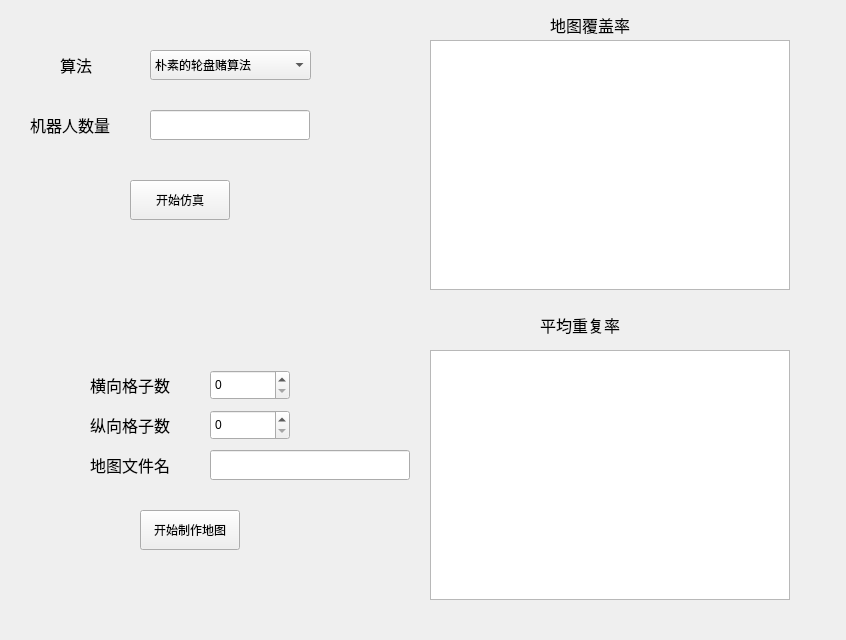
Qt form main/main.ui (KezhiAdore/MultiRobots_CoverMap) before a commit.
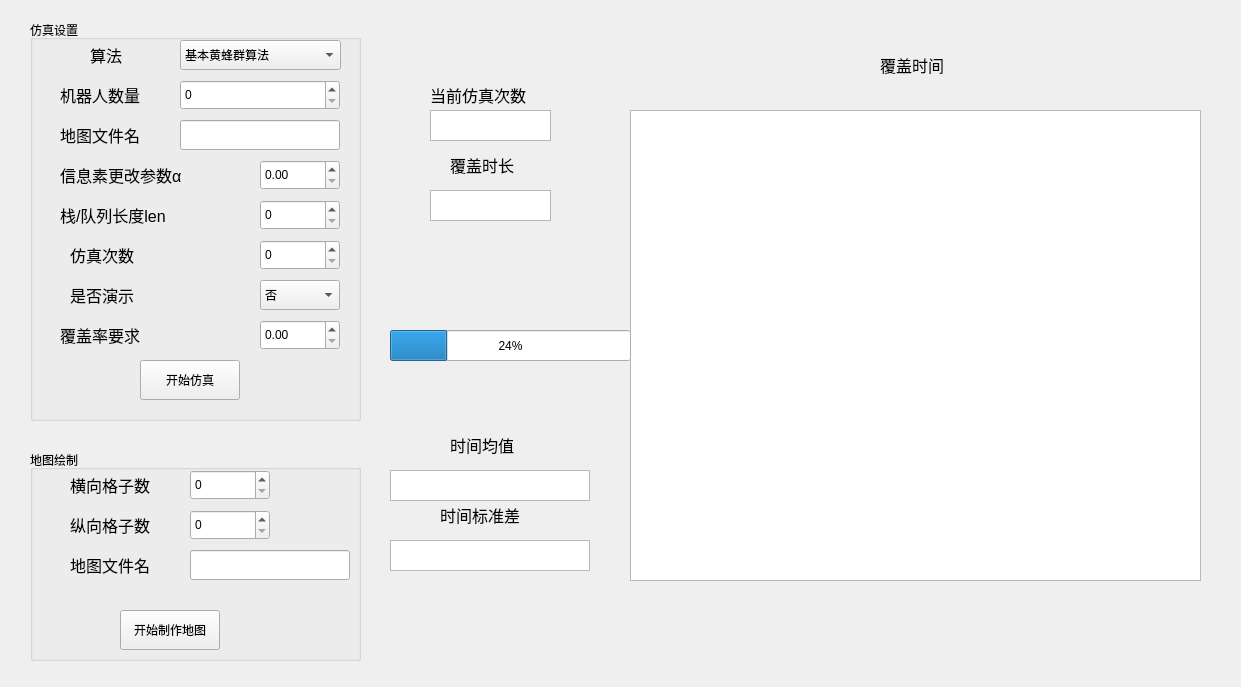
The same form after that commit. Custom widgets are drawn as their Qt base class.

Commit message:
多机器人覆盖正式版1.0
功能：
1.地图制作与显示
2.多种算法进行模拟仿真：①黄蜂群算法②启发式黄蜂群算法③深度优先搜索④栈限长的dfs⑤队列限长的dfs

Diff of the .ui file:
```diff
--- a/main/main.ui
+++ b/main/main.ui
@@ -6,56 +6,61 @@
    <rect>
     <x>0</x>
     <y>0</y>
-    <width>846</width>
-    <height>640</height>
+    <width>1241</width>
+    <height>687</height>
    </rect>
   </property>
   <property name="windowTitle">
-   <string>Form</string>
+   <string>多机器人覆盖仿真</string>
   </property>
-  <widget class="QPushButton" name="Simulation">
-   <property name="geometry">
-    <rect>
-     <x>130</x>
-     <y>180</y>
-     <width>100</width>
-     <height>40</height>
-    </rect>
-   </property>
-   <property name="text">
-    <string>开始仿真</string>
-   </property>
-  </widget>
+  <property name="styleSheet">
+   <string notr="true"/>
+  </property>
   <widget class="QComboBox" name="Algorithm">
    <property name="geometry">
     <rect>
-     <x>150</x>
-     <y>50</y>
+     <x>180</x>
+     <y>40</y>
      <width>161</width>
      <height>30</height>
     </rect>
    </property>
    <item>
     <property name="text">
-     <string>朴素的轮盘赌算法</string>
+     <string>基本黄蜂群算法</string>
     </property>
    </item>
    <item>
     <property name="text">
-     <string>黄蜂群算法</string>
+     <string>启发式黄蜂群</string>
     </property>
    </item>
    <item>
     <property name="text">
-     <string>DFS算法</string>
+     <string>深度优先搜索</string>
+    </property>
+   </item>
+   <item>
+    <property name="text">
+     <string>栈限长dfs</string>
+    </property>
+   </item>
+   <item>
+    <property name="text">
+     <string>队列限长dfs</string>
+    </property>
+   </item>
+   <item>
+    <property name="text">
+     <string>直接轮盘赌</string>
     </property>
    </item>
   </widget>
   <widget class="QLabel" name="label">
    <property name="geometry">
     <rect>
-     <x>60</x>
-     <y>50</y>
+     <x>90</x>
+     <y>40</y>
      <width>40</width>
      <height>30</height>
     </rect>
@@ -75,8 +80,8 @@
   <widget class="QLabel" name="label_2">
    <property name="geometry">
     <rect>
-     <x>30</x>
-     <y>110</y>
+     <x>60</x>
+     <y>80</y>
      <width>100</width>
      <height>30</height>
     </rect>
@@ -90,31 +95,21 @@
     <string>机器人数量</string>
    </property>
   </widget>
-  <widget class="QLineEdit" name="Robot_num">
+  <widget class="PlotWidget" name="Coverage_time">
    <property name="geometry">
     <rect>
-     <x>150</x>
+     <x>630</x>
      <y>110</y>
-     <width>160</width>
-     <height>30</height>
-    </rect>
-   </property>
-  </widget>
-  <widget class="QGraphicsView" name="Map_coverage">
-   <property name="geometry">
-    <rect>
-     <x>430</x>
-     <y>40</y>
-     <width>360</width>
-     <height>250</height>
+     <width>571</width>
+     <height>471</height>
     </rect>
    </property>
   </widget>
   <widget class="QLabel" name="label_3">
    <property name="geometry">
     <rect>
-     <x>550</x>
-     <y>10</y>
+     <x>880</x>
+     <y>50</y>
      <width>100</width>
      <height>30</height>
     </rect>
@@ -125,43 +120,14 @@
     </font>
    </property>
    <property name="text">
-    <string>地图覆盖率</string>
-   </property>
-  </widget>
-  <widget class="QLabel" name="label_4">
-   <property name="geometry">
-    <rect>
-     <x>540</x>
-     <y>310</y>
-     <width>100</width>
-     <height>30</height>
-    </rect>
-   </property>
-   <property name="font">
-    <font>
-     <family>Adobe 宋体 Std L</family>
-     <pointsize>12</pointsize>
-    </font>
-   </property>
-   <property name="text">
-    <string>平均重复率</string>
-   </property>
-  </widget>
-  <widget class="QGraphicsView" name="Repetition_rate">
-   <property name="geometry">
-    <rect>
-     <x>430</x>
-     <y>350</y>
-     <width>360</width>
-     <height>250</height>
-    </rect>
+    <string>覆盖时间</string>
    </property>
   </widget>
   <widget class="QSpinBox" name="Map_ylen">
    <property name="geometry">
     <rect>
-     <x>210</x>
-     <y>370</y>
+     <x>190</x>
+     <y>470</y>
      <width>80</width>
      <height>30</height>
     </rect>
@@ -173,8 +139,8 @@
   <widget class="QSpinBox" name="Map_xlen">
    <property name="geometry">
     <rect>
-     <x>210</x>
-     <y>410</y>
+     <x>190</x>
+     <y>510</y>
      <width>80</width>
      <height>30</height>
     </rect>
@@ -186,8 +152,8 @@
   <widget class="QLabel" name="label_5">
    <property name="geometry">
     <rect>
-     <x>90</x>
-     <y>370</y>
+     <x>70</x>
+     <y>470</y>
      <width>100</width>
      <height>30</height>
     </rect>
@@ -204,8 +170,8 @@
   <widget class="QLabel" name="label_6">
    <property name="geometry">
     <rect>
-     <x>90</x>
-     <y>410</y>
+     <x>70</x>
+     <y>510</y>
      <width>100</width>
      <height>30</height>
     </rect>
@@ -222,8 +188,8 @@
   <widget class="QPushButton" name="Make_map">
    <property name="geometry">
     <rect>
-     <x>140</x>
-     <y>510</y>
+     <x>120</x>
+     <y>610</y>
      <width>100</width>
      <height>40</height>
     </rect>
@@ -232,12 +198,12 @@
     <string>开始制作地图</string>
    </property>
   </widget>
-  <widget class="QLineEdit" name="Map_filename">
+  <widget class="QLineEdit" name="Map_filename_write">
    <property name="geometry">
     <rect>
-     <x>210</x>
-     <y>450</y>
-     <width>200</width>
+     <x>190</x>
+     <y>550</y>
+     <width>160</width>
      <height>30</height>
     </rect>
    </property>
@@ -245,8 +211,356 @@
   <widget class="QLabel" name="label_7">
    <property name="geometry">
     <rect>
-     <x>90</x>
+     <x>70</x>
+     <y>550</y>
+     <width>100</width>
+     <height>30</height>
+    </rect>
+   </property>
+   <property name="font">
+    <font>
+     <pointsize>12</pointsize>
+    </font>
+   </property>
+   <property name="text">
+    <string>地图文件名</string>
+   </property>
+  </widget>
+  <widget class="QLabel" name="label_8">
+   <property name="geometry">
+    <rect>
+     <x>60</x>
+     <y>120</y>
+     <width>100</width>
+     <height>30</height>
+    </rect>
+   </property>
+   <property name="font">
+    <font>
+     <pointsize>12</pointsize>
+    </font>
+   </property>
+   <property name="text">
+    <string>地图文件名</string>
+   </property>
+  </widget>
+  <widget class="QLineEdit" name="Map_filename_read">
+   <property name="geometry">
+    <rect>
+     <x>180</x>
+     <y>120</y>
+     <width>160</width>
+     <height>30</height>
+    </rect>
+   </property>
+  </widget>
+  <widget class="QLabel" name="label_9">
+   <property name="geometry">
+    <rect>
+     <x>60</x>
+     <y>160</y>
+     <width>160</width>
+     <height>30</height>
+    </rect>
+   </property>
+   <property name="font">
+    <font>
+     <pointsize>12</pointsize>
+    </font>
+   </property>
+   <property name="text">
+    <string>信息素更改参数α</string>
+   </property>
+  </widget>
+  <widget class="QDoubleSpinBox" name="Alpha">
+   <property name="geometry">
+    <rect>
+     <x>260</x>
+     <y>160</y>
+     <width>80</width>
+     <height>30</height>
+    </rect>
+   </property>
+  </widget>
+  <widget class="QSpinBox" name="Robot_num">
+   <property name="geometry">
+    <rect>
+     <x>180</x>
+     <y>80</y>
+     <width>160</width>
+     <height>30</height>
+    </rect>
+   </property>
+  </widget>
+  <widget class="QLabel" name="label_13">
+   <property name="geometry">
+    <rect>
+     <x>430</x>
+     <y>80</y>
+     <width>120</width>
+     <height>30</height>
+    </rect>
+   </property>
+   <property name="font">
+    <font>
+     <pointsize>12</pointsize>
+    </font>
+   </property>
+   <property name="text">
+    <string>当前仿真次数</string>
+   </property>
+  </widget>
+  <widget class="QTextBrowser" name="Num_now">
+   <property name="geometry">
+    <rect>
+     <x>430</x>
+     <y>110</y>
+     <width>121</width>
+     <height>31</height>
+    </rect>
+   </property>
+  </widget>
+  <widget class="QLabel" name="label_14">
+   <property name="geometry">
+    <rect>
+     <x>450</x>
+     <y>150</y>
+     <width>80</width>
+     <height>30</height>
+    </rect>
+   </property>
+   <property name="font">
+    <font>
+     <pointsize>12</pointsize>
+    </font>
+   </property>
+   <property name="text">
+    <string>覆盖时长</string>
+   </property>
+  </widget>
+  <widget class="QTextBrowser" name="Time_now">
+   <property name="geometry">
+    <rect>
+     <x>430</x>
+     <y>190</y>
+     <width>121</width>
+     <height>31</height>
+    </rect>
+   </property>
+  </widget>
+  <widget class="QProgressBar" name="progressBar">
+   <property name="geometry">
+    <rect>
+     <x>390</x>
+     <y>330</y>
+     <width>241</width>
+     <height>31</height>
+    </rect>
+   </property>
+   <property name="value">
+    <number>24</number>
+   </property>
+  </widget>
+  <widget class="QGroupBox" name="groupBox">
+   <property name="geometry">
+    <rect>
+     <x>30</x>
+     <y>20</y>
+     <width>331</width>
+     <height>401</height>
+    </rect>
+   </property>
+   <property name="title">
+    <string>仿真设置</string>
+   </property>
+   <widget class="QPushButton" name="Simulation">
+    <property name="geometry">
+     <rect>
+      <x>110</x>
+      <y>340</y>
+      <width>100</width>
+      <height>40</height>
+     </rect>
+    </property>
+    <property name="text">
+     <string>开始仿真</string>
+    </property>
+   </widget>
+   <widget class="QSpinBox" name="Total_time">
+    <property name="geometry">
+     <rect>
+      <x>230</x>
+      <y>220</y>
+      <width>80</width>
+      <height>30</height>
+     </rect>
+    </property>
+    <property name="maximum">
+     <number>999</number>
+    </property>
+   </widget>
+   <widget class="QLabel" name="label_12">
+    <property name="geometry">
+     <rect>
+      <x>30</x>
+      <y>300</y>
+      <width>100</width>
+      <height>30</height>
+     </rect>
+    </property>
+    <property name="font">
+     <font>
+      <pointsize>12</pointsize>
+     </font>
+    </property>
+    <property name="text">
+     <string>覆盖率要求</string>
+    </property>
+   </widget>
+   <widget class="QComboBox" name="Window">
+    <property name="geometry">
+     <rect>
+      <x>230</x>
+      <y>260</y>
+      <width>80</width>
+      <height>30</height>
+     </rect>
+    </property>
+    <item>
+     <property name="text">
+      <string>否</string>
+     </property>
+    </item>
+    <item>
+     <property name="text">
+      <string>是</string>
+     </property>
+    </item>
+   </widget>
+   <widget class="QLabel" name="label_11">
+    <property name="geometry">
+     <rect>
+      <x>40</x>
+      <y>260</y>
+      <width>80</width>
+      <height>30</height>
+     </rect>
+    </property>
+    <property name="font">
+     <font>
+      <pointsize>12</pointsize>
+     </font>
+    </property>
+    <property name="text">
+     <string>是否演示</string>
+    </property>
+   </widget>
+   <widget class="QDoubleSpinBox" name="Cover_ratio">
+    <property name="geometry">
+     <rect>
+      <x>230</x>
+      <y>300</y>
+      <width>80</width>
+      <height>30</height>
+     </rect>
+    </property>
+   </widget>
+   <widget class="QLabel" name="label_10">
+    <property name="geometry">
+     <rect>
+      <x>40</x>
+      <y>220</y>
+      <width>80</width>
+      <height>30</height>
+     </rect>
+    </property>
+    <property name="font">
+     <font>
+      <pointsize>12</pointsize>
+     </font>
+    </property>
+    <property name="text">
+     <string>仿真次数</string>
+    </property>
+   </widget>
+   <widget class="QLabel" name="label_15">
+    <property name="geometry">
+     <rect>
+      <x>30</x>
+      <y>180</y>
+      <width>160</width>
+      <height>30</height>
+     </rect>
+    </property>
+    <property name="font">
+     <font>
+      <pointsize>12</pointsize>
+     </font>
+    </property>
+    <property name="text">
+     <string>栈/队列长度len</string>
+    </property>
+   </widget>
+   <widget class="QSpinBox" name="Len">
+    <property name="geometry">
+     <rect>
+      <x>230</x>
+      <y>180</y>
+      <width>80</width>
+      <height>30</height>
+     </rect>
+    </property>
+    <property name="maximum">
+     <number>999</number>
+    </property>
+   </widget>
+  </widget>
+  <widget class="QGroupBox" name="groupBox_2">
+   <property name="geometry">
+    <rect>
+     <x>30</x>
      <y>450</y>
+     <width>331</width>
+     <height>211</height>
+    </rect>
+   </property>
+   <property name="title">
+    <string>地图绘制</string>
+   </property>
+  </widget>
+  <widget class="QLabel" name="label_16">
+   <property name="geometry">
+    <rect>
+     <x>450</x>
+     <y>430</y>
+     <width>80</width>
+     <height>30</height>
+    </rect>
+   </property>
+   <property name="font">
+    <font>
+     <pointsize>12</pointsize>
+    </font>
+   </property>
+   <property name="text">
+    <string>时间均值</string>
+   </property>
+  </widget>
+  <widget class="QTextBrowser" name="Stander">
+   <property name="geometry">
+    <rect>
+     <x>390</x>
+     <y>540</y>
+     <width>200</width>
+     <height>31</height>
+    </rect>
+   </property>
+  </widget>
+  <widget class="QLabel" name="label_17">
+   <property name="geometry">
+    <rect>
+     <x>440</x>
+     <y>500</y>
      <width>100</width>
      <height>30</height>
     </rect>
@@ -257,10 +571,55 @@
     </font>
    </property>
    <property name="text">
-    <string>地图文件名</string>
+    <string>时间标准差</string>
    </property>
   </widget>
+  <widget class="QTextBrowser" name="Mean">
+   <property name="geometry">
+    <rect>
+     <x>390</x>
+     <y>470</y>
+     <width>200</width>
+     <height>31</height>
+    </rect>
+   </property>
+  </widget>
+  <zorder>groupBox_2</zorder>
+  <zorder>groupBox</zorder>
+  <zorder>Algorithm</zorder>
+  <zorder>label</zorder>
+  <zorder>label_2</zorder>
+  <zorder>Coverage_time</zorder>
+  <zorder>label_3</zorder>
+  <zorder>Map_ylen</zorder>
+  <zorder>Map_xlen</zorder>
+  <zorder>label_5</zorder>
+  <zorder>label_6</zorder>
+  <zorder>Make_map</zorder>
+  <zorder>Map_filename_write</zorder>
+  <zorder>label_7</zorder>
+  <zorder>label_8</zorder>
+  <zorder>Map_filename_read</zorder>
+  <zorder>label_9</zorder>
+  <zorder>Alpha</zorder>
+  <zorder>Robot_num</zorder>
+  <zorder>label_13</zorder>
+  <zorder>Num_now</zorder>
+  <zorder>label_14</zorder>
+  <zorder>Time_now</zorder>
+  <zorder>progressBar</zorder>
+  <zorder>label_16</zorder>
+  <zorder>Stander</zorder>
+  <zorder>label_17</zorder>
+  <zorder>Mean</zorder>
  </widget>
+ <customwidgets>
+  <customwidget>
+   <class>PlotWidget</class>
+   <extends>QGraphicsView</extends>
+   <header>pyqtgraph/core</header>
+  </customwidget>
+ </customwidgets>
  <resources/>
  <connections/>
 </ui>
```
The commit also changes 7 other files.
